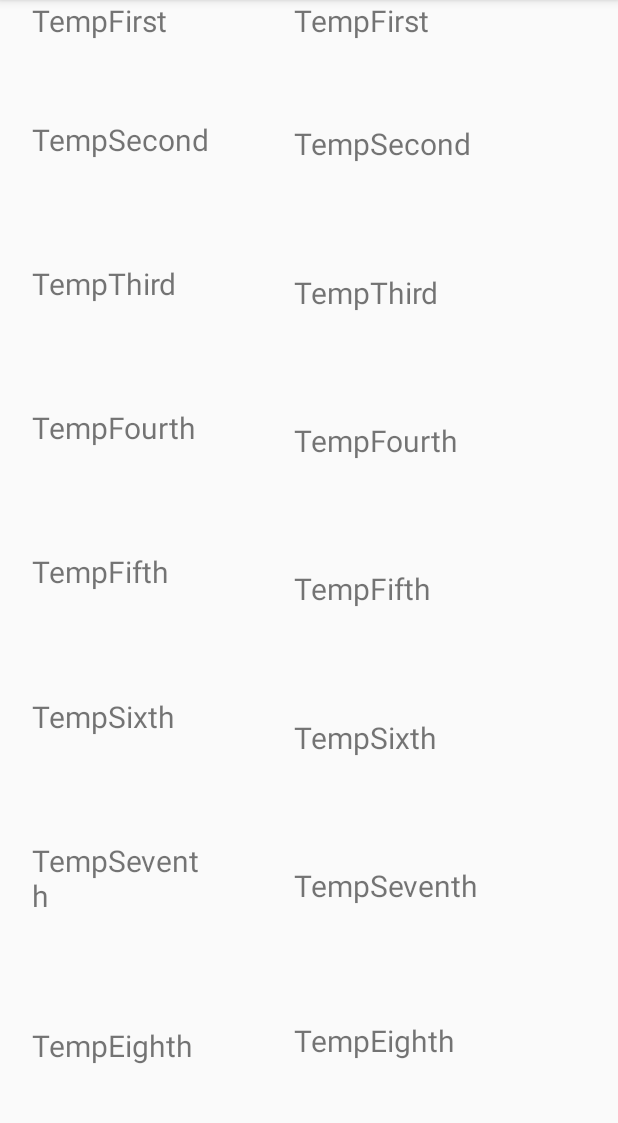
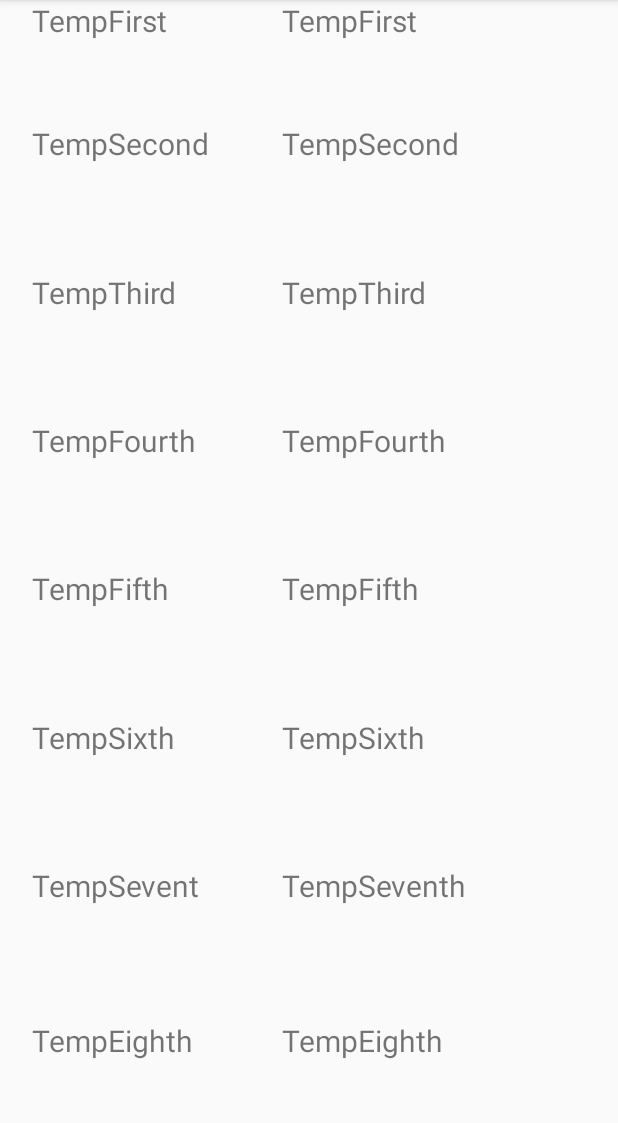
Before and after one commit to kartikmittal33/WearWeather, an Android app: the ExtendedWeather screen opened directly, with no data from a screen before it, on a phone screen of 412 x 824 dp, the part 84-1207 px from its top. Run offline under Robolectric (Android 15) with nearby library versions, the phone set to English and light mode, and no system bars.

Commit message:
Version 6

```diff
--- a/app/src/main/res/layout/activity_extend_weather.xml
+++ b/app/src/main/res/layout/activity_extend_weather.xml
@@ -13,12 +13,10 @@
     <LinearLayout
         android:layout_width="wrap_content"
         android:layout_height="match_parent"
-        android:layout_alignParentLeft="true"
-        android:layout_alignParentStart="true"
-        android:layout_alignParentTop="true"
-        android:layout_marginLeft="196dp"
-        android:layout_marginStart="196dp"
-        android:orientation="vertical">
+        android:orientation="vertical"
+        android:layout_alignParentRight="true"
+        android:layout_alignParentEnd="true"
+        android:layout_alignParentBottom="true">
 
         <TextView
             android:id="@+id/temp1"
@@ -199,7 +197,7 @@
             android:layout_marginTop="11dp"
             android:layout_weight="1"
 
-            android:text="TempSeventh"
+            android:text="TempSevent"
             android:textSize="20dp" />
 
         <TextView
```
